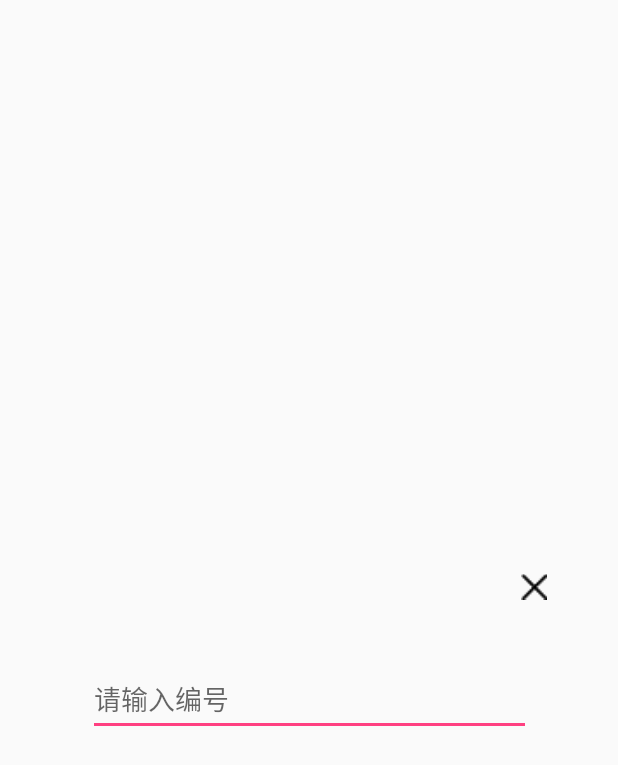
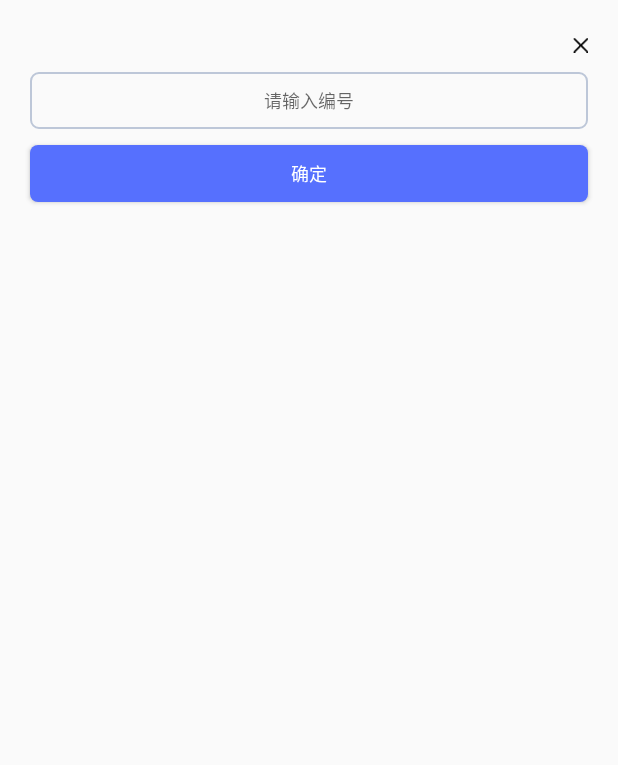
Before and after one commit to zhouruizhong/inventory, an Android app: the layout dialog.xml on its own in the app's theme, with its tools: preview values and no code run, on a phone screen of 412 x 824 dp. Shown: the top 765 px of the screen. Run offline under Robolectric (Android 15) with nearby library versions, the phone set to English and light mode, and no system bars.

Commit message:
弹窗界面调整及部分功能实现

```diff
--- /dev/null
+++ b/app/src/main/res/drawable/text_shape.xml
@@ -0,0 +1,8 @@
+<?xml version="1.0" encoding="utf-8"?>
+<shape xmlns:android="http://schemas.android.com/apk/res/android">
+    <solid android:color="@android:color/transparent" />
+    <corners android:radius="5dip"/>
+    <stroke
+        android:width="1dip"
+        android:color="#BDC7D8" />
+</shape>
--- a/app/src/main/res/layout/dialog.xml
+++ b/app/src/main/res/layout/dialog.xml
@@ -1,30 +1,47 @@
 <?xml version="1.0" encoding="utf-8"?>
-<android.support.constraint.ConstraintLayout
+<LinearLayout
         xmlns:android="http://schemas.android.com/apk/res/android"
-        xmlns:tools="http://schemas.android.com/tools"
         xmlns:app="http://schemas.android.com/apk/res-auto"
         android:layout_width="match_parent"
-        android:layout_height="match_parent">
+        android:layout_height="wrap_content"
+        android:orientation="vertical">
 
+    <ImageView
+            android:id="@+id/dialog_close"
+            android:layout_width="wrap_content"
+            android:layout_height="20dp"
+            android:layout_marginTop="20dp"
+            android:layout_marginRight="20dp"
+            app:srcCompat="@mipmap/close"
+            android:layout_gravity="right"
+            />
     <EditText
             android:id="@+id/dialog_input"
-            android:layout_width="295dp"
-            android:layout_height="49dp"
+            android:layout_width="match_parent"
+            android:layout_height="38dp"
+            android:layout_marginTop="8dp"
+            android:layout_marginBottom="5dp"
+            android:layout_marginRight="20dp"
+            android:layout_marginLeft="20dp"
+            android:background="@drawable/text_shape"
             android:hint="@string/please_input_number"
-            app:layout_constraintStart_toStartOf="parent" android:layout_marginLeft="8dp"
-            android:layout_marginStart="8dp" app:layout_constraintEnd_toEndOf="parent" android:layout_marginEnd="8dp"
-            android:layout_marginRight="8dp"
-            app:layout_constraintTop_toTopOf="parent" android:layout_marginTop="8dp"
-            app:layout_constraintBottom_toBottomOf="parent" android:layout_marginBottom="8dp"
-            app:layout_constraintVertical_bias="0.571" app:layout_constraintHorizontal_bias="0.506"/>
+            android:textSize="12dp"
+            android:gravity="center"
+            />
 
-    <ImageView
-            android:layout_width="17dp"
-            android:layout_height="19dp" app:srcCompat="@mipmap/close"
-            android:id="@+id/dialog_close" app:layout_constraintStart_toStartOf="parent" android:layout_marginLeft="8dp"
-            android:layout_marginStart="8dp" app:layout_constraintEnd_toEndOf="parent" android:layout_marginEnd="8dp"
-            android:layout_marginRight="8dp" app:layout_constraintHorizontal_bias="0.897"
-            app:layout_constraintTop_toTopOf="parent" android:layout_marginTop="8dp"
-            app:layout_constraintBottom_toBottomOf="parent" android:layout_marginBottom="8dp"
-            app:layout_constraintVertical_bias="0.473"/>
-</android.support.constraint.ConstraintLayout>
+    <Button
+            android:id="@+id/dialog_ok"
+            android:layout_width="match_parent"
+            android:layout_height="38dp"
+            android:text="@string/ok"
+            android:background="@drawable/button_shape"
+            android:textColor="@color/white"
+            android:layout_marginTop="5dp"
+            android:layout_marginBottom="20dp"
+            android:layout_marginRight="20dp"
+            android:layout_marginLeft="20dp"
+            android:textSize="12dp"
+            android:textAlignment="center"/>
+
+
+</LinearLayout>
```
Also changed, not shown: app/src/main/java/com/zrz/inventory/view/ScanReceipts.java (+48 -48 lines).
